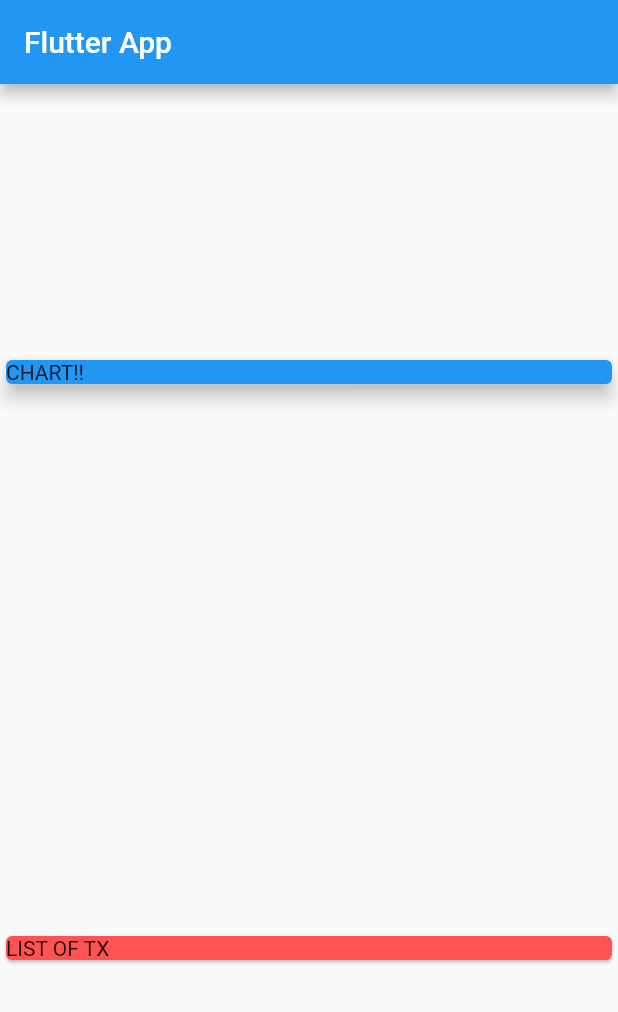
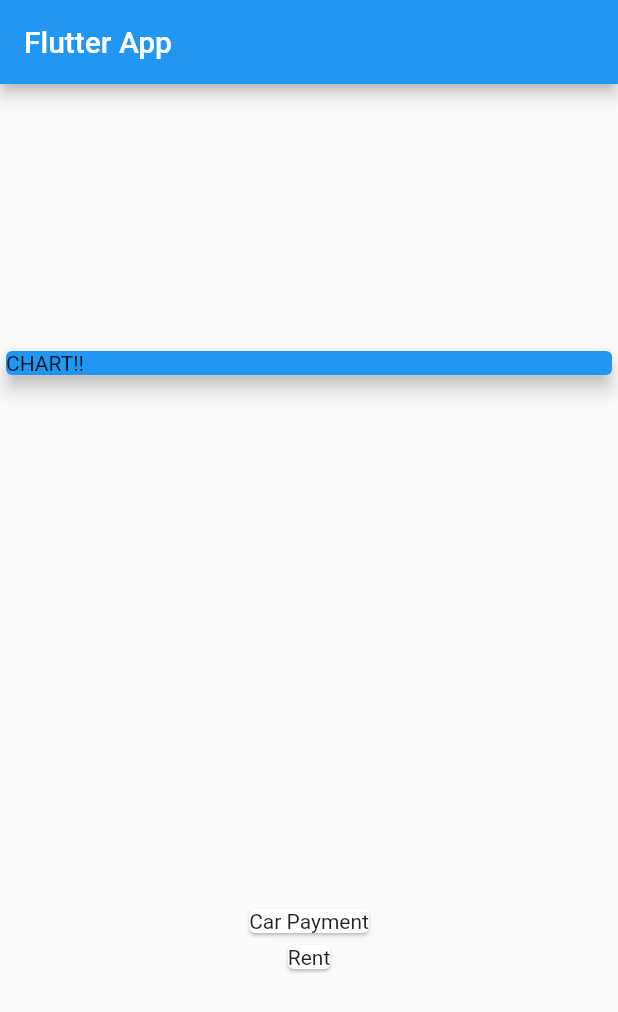
Before and after one commit to jsanders5/flutter_complete_guide_custom, a Flutter app: the screen it shows after launch, on a phone screen of 412 x 824 dp. Shown: the top 1012 px of the screen. Run offline on Flutter 3.47's test engine with Material 2 defaults, Android fonts, the light colour scheme and no system bars.

Commit message:
-Lesson (75)  --Display list of tx's

```diff
--- a/lib/main.dart
+++ b/lib/main.dart
@@ -16,15 +16,8 @@
 class MyHomePage extends StatelessWidget {
   final List<Transaction> transactions = [
     Transaction(
-        id: 't1',
-        title: 'Car Payment',
-        amount: 745.00,
-        date: DateTime.now()),
-    Transaction(
-        id: 't2',
-        title: 'Rent',
-        amount: 2400.00,
-        date: DateTime.now()),
+        id: 't1', title: 'Car Payment', amount: 745.00, date: DateTime.now()),
+    Transaction(id: 't2', title: 'Rent', amount: 2400.00, date: DateTime.now()),
   ];
 
   @override
@@ -36,9 +29,9 @@
       body: Column(
         mainAxisAlignment: MainAxisAlignment.spaceAround,
         crossAxisAlignment: CrossAxisAlignment.stretch,
-        children: const <Widget>[
+        children: <Widget>[
           //Container(
-          SizedBox(
+          const SizedBox(
             width: double.infinity,
             child: Card(
               color: Colors.blue,
@@ -46,9 +39,12 @@
               elevation: 5,
             ),
           ),
-          Card(
-            color: Colors.redAccent,
-            child: Text('LIST OF TX'),
+          Column(
+            children: transactions.map((tx) {
+              return Card(
+                child: Text(tx.title),
+              );
+            }).toList(),
           ),
         ],
       ),
```
